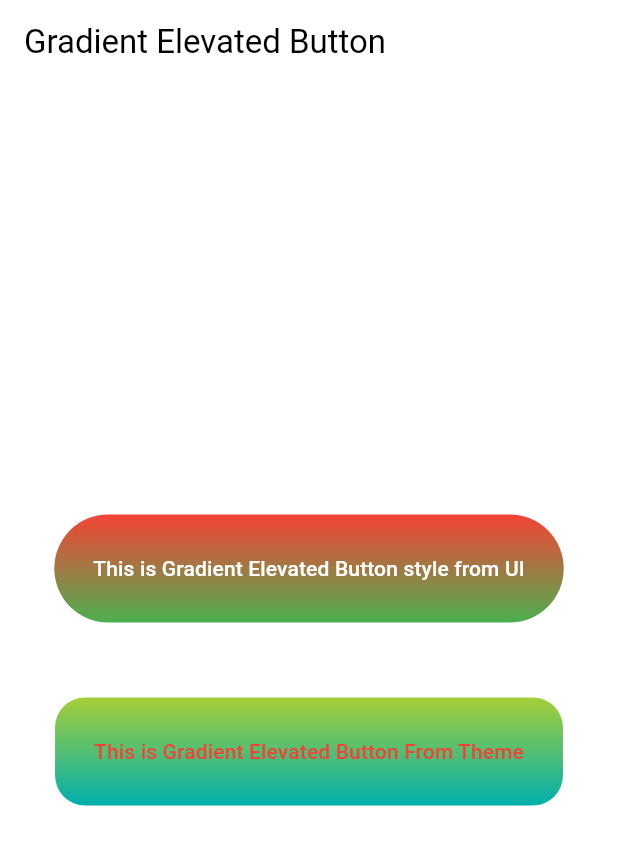
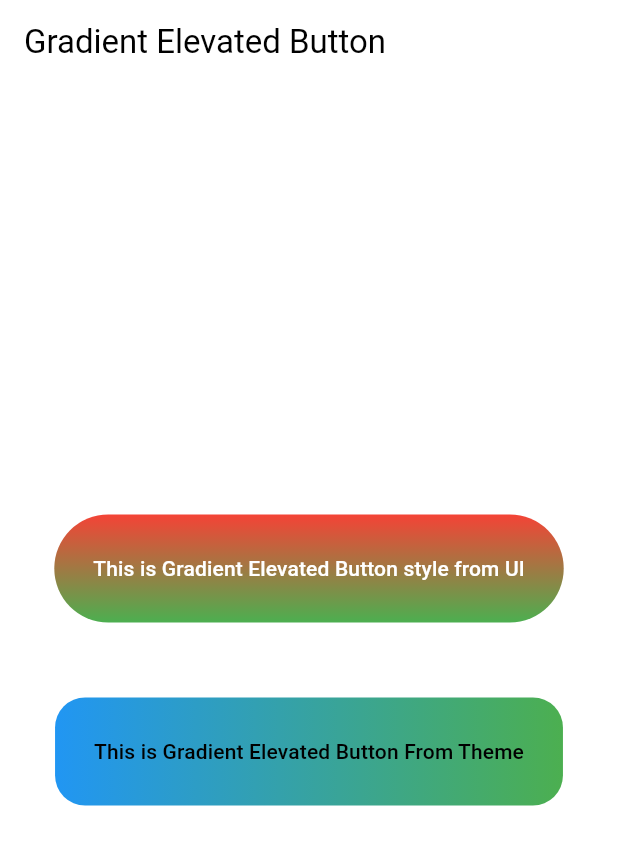
Before and after one commit to favour-vendease/gradient_elevated_button, a Flutter app: the screen it shows after launch, on a phone screen of 412 x 824 dp. Shown: the top 845 px of the screen. Run offline on Flutter 3.47's test engine with Material 3 defaults, Android fonts, the phone set to English and light mode, and no system bars.

Commit message:
added GradientButtonThemeData

```diff
--- a/example/lib/main.dart
+++ b/example/lib/main.dart
@@ -1,5 +1,6 @@
 import 'package:flutter/material.dart';
 import 'package:gradient_elevated_button/gradient_elevated_button.dart';
+import 'package:gradient_elevated_button/inherited/gradient_elevated_theme_data.dart';
 
 void main() {
   runApp(const MyApp());
@@ -9,7 +10,16 @@ class MyApp extends StatelessWidget {
   const MyApp({super.key});
   @override
   Widget build(BuildContext context) {
-    return MaterialApp(
+    return GradientButtonThemeData(
+      data: GradientElevatedButton.styleFrom(
+        gradient: const LinearGradient(
+          colors: [Colors.blue, Colors.green],
+          begin: Alignment.centerLeft,
+          end: Alignment.centerRight,
+        ),
+        foregroundColor: Colors.black,
+      ),
+      child: MaterialApp(
         debugShowCheckedModeBanner: false,
         title: 'Gradient Elevated Button',
         theme: ThemeData(
@@ -35,6 +45,7 @@ class MyApp extends StatelessWidget {
               padding: const EdgeInsets.symmetric(vertical: 25, horizontal: 25),
             ))),
         home: const MyHomePage(),
+      ),
     );
   }
 }
--- a/example/pubspec.yaml
+++ b/example/pubspec.yaml
@@ -7,12 +7,12 @@ environment:
 dependencies:
   flutter:
     sdk: flutter
-  cupertino_icons: ^1.0.5
+  cupertino_icons: ^1.0.6
   gradient_elevated_button:
     path: ../
 dev_dependencies:
   flutter_test:
     sdk: flutter
-  flutter_lints: ^2.0.1
+  flutter_lints: ^3.0.1
 flutter:
   uses-material-design: true
--- a/lib/gradient_elevated_button.dart
+++ b/lib/gradient_elevated_button.dart
@@ -9,8 +9,6 @@ import 'button_style_button.dart' as style;
 
 class GradientElevatedButton extends style.ButtonStyleButton {
   /// Create an ElevatedButton.
-  ///
-  /// The [autofocus] and [clipBehavior] arguments must not be null.
   const GradientElevatedButton({
     super.key,
     required super.onPressed,
@@ -30,8 +28,6 @@ class GradientElevatedButton extends style.ButtonStyleButton {
   ///
   /// The icon and label are arranged in a row and padded by 12 logical pixels
   /// at the start, and 16 at the end, with an 8 pixel gap in between.
-  ///
-  /// The [icon] and [label] arguments must not be null.
   factory GradientElevatedButton.icon({
     Key? key,
     required VoidCallback? onPressed,
@@ -133,11 +129,6 @@ class GradientElevatedButton extends style.ButtonStyleButton {
         'This feature was deprecated after v3.1.0.')
     Color? onSurface,
   }) {
-    /* final Color? background = backgroundColor ?? primary;
-    final Color? disabledBackground = disabledBackgroundColor ?? onSurface?.withOpacity(0.12);
-    final MaterialStateProperty<Color?>? backgroundColorProp = (background == null && disabledBackground == null)
-        ? null
-        : _ElevatedButtonDefaultColor(background, disabledBackground);*/
     final Color? foreground = foregroundColor ?? onPrimary;
     final Color? disabledForeground =
         disabledForegroundColor ?? onSurface?.withOpacity(0.38);
--- /dev/null
+++ b/lib/inherited/gradient_elevated_theme_data.dart
@@ -0,0 +1,18 @@
+import 'package:flutter/material.dart';
+import 'package:gradient_elevated_button/button_style.dart';
+
+class GradientButtonThemeData extends InheritedWidget {
+  final GradientButtonStyle? data;
+  const GradientButtonThemeData({super.key, this.data, required super.child});
+
+  @override
+  bool updateShouldNotify(covariant InheritedWidget oldWidget) {
+    return true;
+  }
+
+  static GradientButtonStyle? of(BuildContext context) {
+    return context
+        .dependOnInheritedWidgetOfExactType<GradientButtonThemeData>()
+        ?.data;
+  }
+}
--- a/pubspec.yaml
+++ b/pubspec.yaml
@@ -1,6 +1,6 @@
 name: gradient_elevated_button
 description: Custom Flutter button with gradient background for visually appealing UI.
-version: 0.0.7
+version: 0.0.8
 homepage: https://github.com/ChegzDev/gradient_elevated_button
 repository: https://github.com/ChegzDev/gradient_elevated_button
 environment:
```
Also changed, not shown: lib/button_style_button.dart (+9 -5 lines), example/pubspec.lock, 2 other files. Lines whose indentation alone changed are shown as unchanged.
